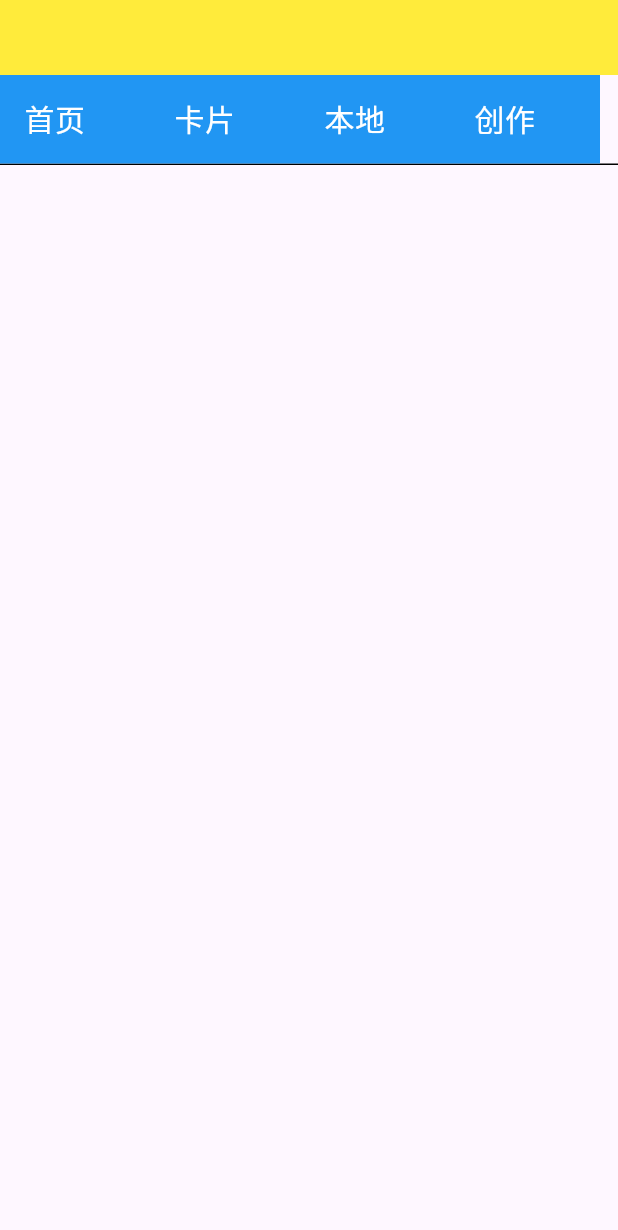
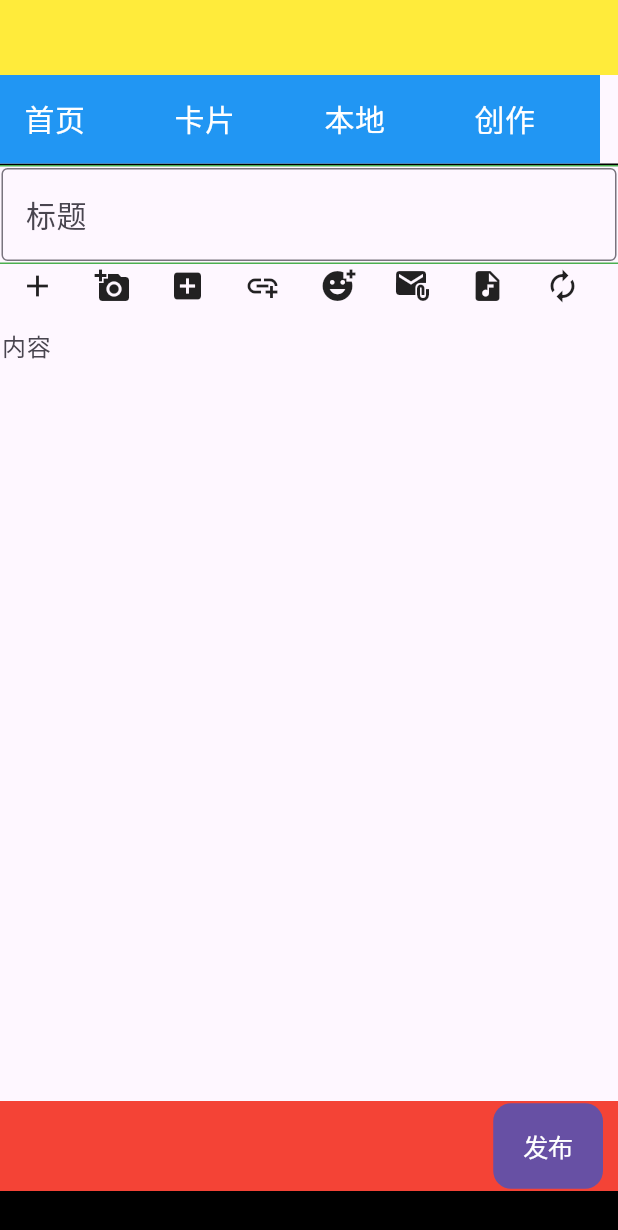
Before and after one commit to bodyzxy/flutter-demo, a Flutter app: the screen it shows after launch, after a tap on "本地", after a tap on "创作", on a phone screen of 412 x 824 dp. Shown: the top 1230 px of the screen. Run offline on Flutter 3.47's test engine with Material 3 defaults, Android fonts, the phone set to English and light mode, and no system bars; our stand-ins replace go_router; missing offline and left inert: mysql1.

Commit message:
第一天

```diff
--- a/lib/pages/card.dart
+++ b/lib/pages/card.dart
@@ -1,4 +1,5 @@
 import 'package:flutter/material.dart';
+import 'package:go_router/go_router.dart';
 import '../res/list_image.dart';
 
 class CardPage extends StatefulWidget {
@@ -10,8 +11,13 @@ class CardPage extends StatefulWidget {
 class _CardPageState extends State<CardPage> {
   List<Widget> _initCardWord() {
     var templast = images.map((v) {
-      return Card(
-        shape: RoundedRectangleBorder(borderRadius: BorderRadius.circular(10)),
+      return InkWell(
+        onTap: () {
+          context.goNamed("details");
+        },
+        child: Card(
+          shape:
+              RoundedRectangleBorder(borderRadius: BorderRadius.circular(10)),
           elevation: 20,
           margin: const EdgeInsets.all(10),
           child: Column(
@@ -29,6 +35,7 @@ class _CardPageState extends State<CardPage> {
               ),
             ],
           ),
+        ),
       );
     });
     return templast.toList();
--- a/lib/pages/write.dart
+++ b/lib/pages/write.dart
@@ -1,4 +1,6 @@
+import 'package:flutter/cupertino.dart';
 import 'package:flutter/material.dart';
+import 'package:flutter/widgets.dart';
 
 class WritePage extends StatefulWidget {
   const WritePage({super.key});
@@ -10,6 +12,114 @@ class WritePage extends StatefulWidget {
 class _WritePageState extends State<WritePage> {
   @override
   Widget build(BuildContext context) {
-    return Container();
+    return Column(
+      children: [
+        Container(
+            width: double.infinity,
+            decoration: const BoxDecoration(
+                border: Border(top: BorderSide(width: 1, color: Colors.green))),
+            child: const Padding(
+              padding: EdgeInsets.symmetric(horizontal: 1, vertical: 1),
+              child: TextField(
+                decoration: InputDecoration(
+                    border: OutlineInputBorder(), hintText: '标题'),
+                style: TextStyle(fontSize: 20.0),
+              ),
+            )),
+        Container(
+          height: 30,
+          width: double.infinity,
+          // color: Colors.blue,
+          decoration: const BoxDecoration(
+              border: Border(top: BorderSide(width: 1, color: Colors.green))),
+          child: ListView(
+            scrollDirection: Axis.horizontal, //横向滚动
+            children: [
+              Container(
+                height: 40,
+                width: 50,
+                child: const Icon(Icons.add),
+              ),
+              Container(
+                height: 40,
+                width: 50,
+                child: const Icon(Icons.add_a_photo),
+              ),
+              Container(
+                height: 40,
+                width: 50,
+                child: const Icon(Icons.add_box),
+              ),
+              Container(
+                height: 40,
+                width: 50,
+                child: const Icon(Icons.add_link),
+              ),
+              Container(
+                height: 40,
+                width: 50,
+                child: const Icon(Icons.add_reaction),
+              ),
+              Container(
+                height: 40,
+                width: 50,
+                child: const Icon(Icons.attach_email),
+              ),
+              Container(
+                height: 40,
+                width: 50,
+                child: const Icon(Icons.audio_file),
+              ),
+              Container(
+                height: 40,
+                width: 50,
+                child: const Icon(Icons.autorenew),
+              ),
+              Container(
+                height: 40,
+                width: 50,
+                child: const Icon(Icons.auto_delete),
+              ),
+            ],
+          ),
+        ), //组件
+        const Expanded(
+          child: Padding(
+            padding: EdgeInsets.symmetric(horizontal: 1, vertical: 1),
+            child: TextField(
+              keyboardType: TextInputType.multiline,
+              maxLines: null, // 允许文本字段根据输入的行数自动增加高度
+              decoration:
+                  InputDecoration(border: InputBorder.none, hintText: '内容'),
+            ),
+          ), //文本输入区域
+        ), //文本区域
+        Container(
+          height: 60,
+          width: double.infinity,
+          color: Colors.red,
+          child: Row(
+            mainAxisAlignment: MainAxisAlignment.spaceBetween,
+            children: [
+              Expanded(
+                child: Container(),
+              ),
+              Padding(
+                padding: const EdgeInsets.only(right: 10),
+                child: CupertinoButton.filled(
+                  child: const Text("发布"),
+                  onPressed: () {},
+                ),
+              ),
+            ],
+          ),
+        ),
+        Container(
+          height: 30,
+          width: double.infinity,
+          color: Colors.black,
+        ),
+      ],
+    );
   }
 }
--- a/lib/router/router.dart
+++ b/lib/router/router.dart
@@ -1,3 +1,4 @@
+import 'package:demo2/pages/details.dart';
 import 'package:flutter/material.dart';
 import 'package:go_router/go_router.dart';
 import '../pages/card.dart';
@@ -35,6 +36,11 @@ final router = GoRouter(
             name: 'write',
             builder: (context, state) => const WritePage(),
           ),
+          GoRoute(
+            path: '/details',
+            name: 'details',
+            builder: (context, state) => const DetailsPage(),
+          ),
         ]),
   ],
 );
--- a/pubspec.yaml
+++ b/pubspec.yaml
@@ -36,6 +36,7 @@ dependencies:
   # Use with the CupertinoIcons class for iOS style icons.
   cupertino_icons: ^1.0.6
   go_router: ^12.0.0
+  mysql1: ^0.20.0
 
 dev_dependencies:
   flutter_test:
```
Also changed, not shown: lib/config/sql.dart (added, +27 -0 lines), lib/pages/details.dart (added, +50 -0 lines), pubspec.lock. Lines whose indentation alone changed are shown as unchanged.
